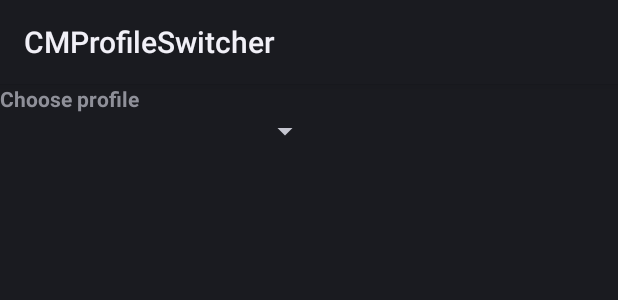
After one commit to GunoH/cmprofileswitcher, an Android app: the layout settings.xml on its own in the app's theme, with its tools: preview values and no code run, on a phone screen of 412 x 824 dp. The commit adds this screen. Shown: the top 300 px of the screen. Run offline under Robolectric (Android 15) with nearby library versions, the phone set to English and light mode, and no system bars.

Commit message:
Implemented locale settings activity

```diff
--- a/app/build.gradle
+++ b/app/build.gradle
@@ -3,6 +3,7 @@ apply plugin: 'kotlin-android'
 
 repositories {
     mavenCentral()
+    jcenter()
 }
 android {
     compileSdkVersion 23
@@ -29,6 +30,7 @@ android {
 dependencies {
     compile 'org.cyanogenmod:platform.sdk:4.0.1'
     compile "org.jetbrains.kotlin:kotlin-stdlib:$kotlin_version"
+    compile group:'com.twofortyfouram', name:'android-plugin-client-sdk-for-locale', version:'[4.0.2, 5.0['
 }
 buildscript {
     ext.kotlin_version = '1.0.1-2'
--- a/app/src/main/java/nl/guno/cmprofileswitcher/ProfileSwitcher.kt
+++ b/app/src/main/java/nl/guno/cmprofileswitcher/ProfileSwitcher.kt
@@ -3,6 +3,7 @@ package nl.guno.cmprofileswitcher
 import android.content.Context
 import cyanogenmod.app.Profile
 import cyanogenmod.app.ProfileManager
+import java.util.*
 
 class ProfileSwitcher(context: Context) {
     val mContext:Context
@@ -15,6 +16,11 @@ class ProfileSwitcher(context: Context) {
         return pm.profiles
     }
 
+    fun getProfile(uuid: UUID): Profile {
+        val pm = ProfileManager.getInstance(mContext)
+        return pm.getProfile(uuid)
+    }
+
     fun activateProfile(profile: Profile) {
         val pm = ProfileManager.getInstance(mContext)
         pm.setActiveProfile(profile.uuid)
--- /dev/null
+++ b/app/src/main/res/layout/settings.xml
@@ -0,0 +1,19 @@
+<?xml version="1.0" encoding="utf-8"?>
+<LinearLayout xmlns:android="http://schemas.android.com/apk/res/android"
+    android:layout_width="match_parent"
+    android:layout_height="match_parent"
+    android:orientation="vertical" >
+
+    <TextView
+        android:layout_width="wrap_content"
+        android:layout_height="wrap_content"
+        android:text="@string/choose_profile"
+        android:id="@+id/textView"
+        android:textStyle="bold" />
+
+    <Spinner
+        android:layout_width="214dp"
+        android:layout_height="wrap_content"
+        android:id="@+id/spinner" />
+
+</LinearLayout>
--- a/app/src/main/res/values/strings.xml
+++ b/app/src/main/res/values/strings.xml
@@ -1,3 +1,5 @@
 <resources>
     <string name="app_name">CMProfileSwitcher</string>
+    <string name="choose_profile">Choose profile</string>
+    <string name="edit_settings_activity_name">Set profile</string>
 </resources>
```
Also changed, not shown: app/src/main/AndroidManifest.xml (+14 -0 lines), app/src/main/java/nl/guno/cmprofileswitcher/plugin/BundleManager.kt (added, +55 -0 lines), app/src/main/java/nl/guno/cmprofileswitcher/plugin/EditSettingsActivity.kt (added, +62 -0 lines), app/src/main/java/nl/guno/cmprofileswitcher/plugin/MyProfile.kt (added, +21 -0 lines), app/src/main/java/nl/guno/cmprofileswitcher/plugin/Setting.kt (added, +22 -0 lines).
